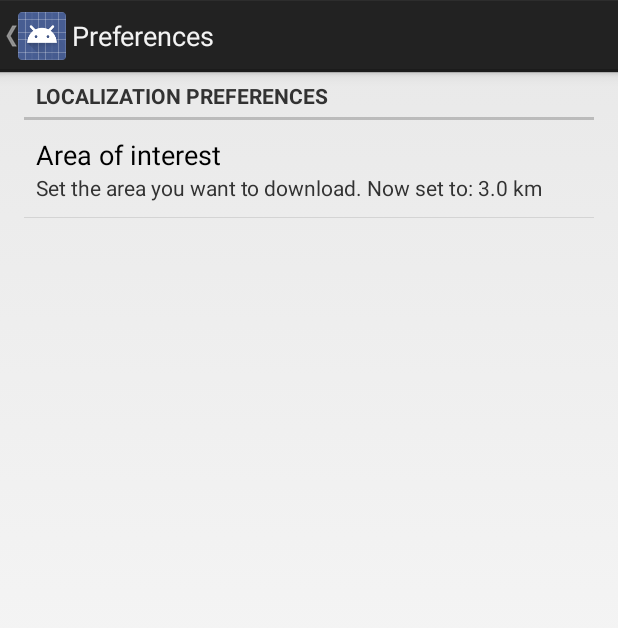
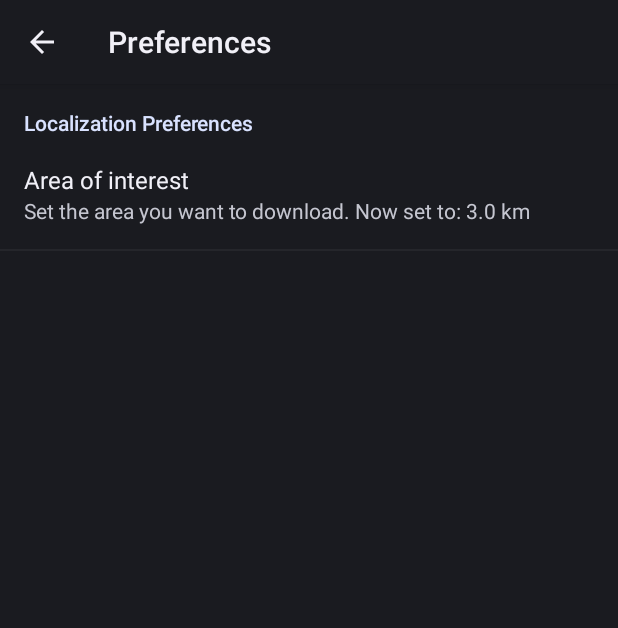
Before and after one commit to PuR3v1L/SocialWifiProject, an Android app: the PrefsActivity screen opened directly, with no data from a screen before it, on a phone screen of 412 x 824 dp. Shown: the top 628 px of the screen. Run offline under Robolectric (Android 15) with nearby library versions, the phone set to English and light mode, and no system bars; libraries missing offline, so code that uses them is left out: com.bugsense.trace.

Commit message:
fixed styles

```diff
--- a/SocialWifi/src/main/res/values-v11/styles.xml
+++ b/SocialWifi/src/main/res/values-v11/styles.xml
@@ -4,8 +4,8 @@
         Base application theme for API 11+. This theme completely replaces
         AppBaseTheme from res/values/styles.xml on API 11+ devices.
     -->
-    <style name="AppBaseTheme" parent="android:Theme.Holo.Light.DarkActionBar">
-        <!-- API 11 theme customizations can go here. -->
+    <style name="AppTheme" parent="android:Theme.DeviceDefault">
+    <!-- API 11 theme customizations can go here. -->
         <item name="ptrHeaderStyle">@style/Widget.Custom.PtrHeader</item>
     </style>
 
--- a/SocialWifi/src/main/res/values-v14/styles.xml
+++ b/SocialWifi/src/main/res/values-v14/styles.xml
@@ -5,8 +5,8 @@
         AppBaseTheme from BOTH res/values/styles.xml and
         res/values-v11/styles.xml on API 14+ devices.
     -->
-    <style name="AppBaseTheme" parent="android:Theme.Holo.Light.DarkActionBar">
-        <!-- API 14 theme customizations can go here. -->
+    <style name="AppTheme" parent="android:Theme.DeviceDefault">
+    <!-- API 14 theme customizations can go here. -->
     </style>
 
 </resources>
--- a/SocialWifi/src/main/res/values/styles.xml
+++ b/SocialWifi/src/main/res/values/styles.xml
@@ -5,8 +5,8 @@
         Base application theme, dependent on API level. This theme is replaced
         by AppBaseTheme from res/values-vXX/styles.xml on newer devices.
     -->
-    <style name="AppBaseTheme" parent="android:Theme.DeviceDefault">
-        <!--
+    <style name="AppBaseTheme" parent="android:Theme.Holo.Light.DarkActionBar">
+    <!--
             Theme customizations available in newer API levels can go in
             res/values-vXX/styles.xml, while customizations related to
             backward-compatibility can go here.
```
